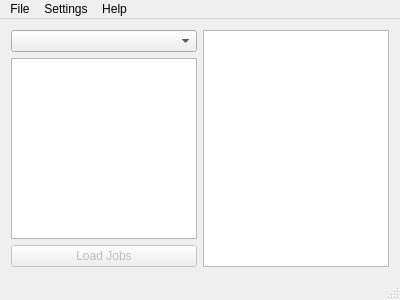
First picture: the form in sources/mainwindow.ui, repository ElanGroup/freelance-navigator, before the edit.
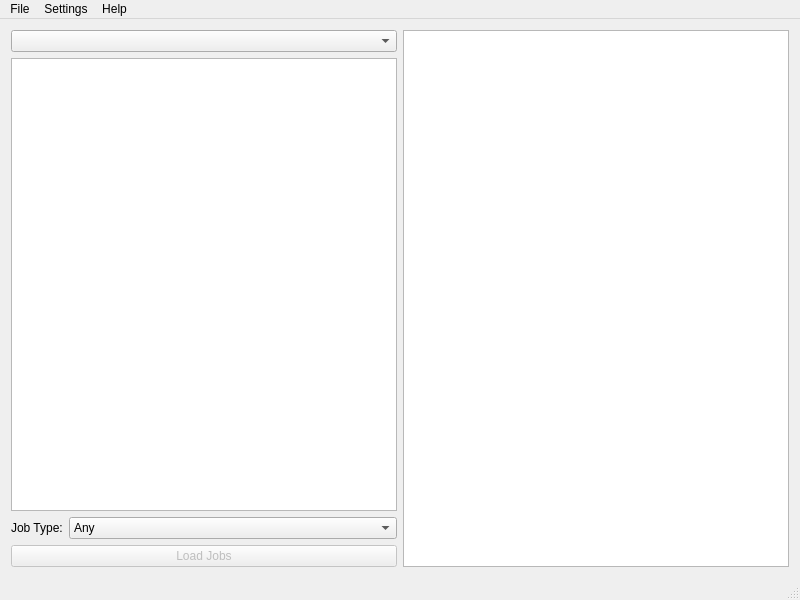
Second picture: the form after the edit.

```diff
--- a/sources/mainwindow.ui
+++ b/sources/mainwindow.ui
@@ -6,10 +6,16 @@
    <rect>
     <x>0</x>
     <y>0</y>
-    <width>400</width>
-    <height>300</height>
+    <width>800</width>
+    <height>600</height>
    </rect>
   </property>
+  <property name="minimumSize">
+   <size>
+    <width>800</width>
+    <height>600</height>
+   </size>
+  </property>
   <property name="windowTitle">
    <string>Freelance Navigator</string>
   </property>
@@ -37,6 +43,48 @@
         </property>
        </widget>
       </item>
+      <item>
+       <layout class="QHBoxLayout" name="horizontalLayout_2">
+        <item>
+         <widget class="QLabel" name="label">
+          <property name="sizePolicy">
+           <sizepolicy hsizetype="Preferred" vsizetype="Preferred">
+            <horstretch>0</horstretch>
+            <verstretch>0</verstretch>
+           </sizepolicy>
+          </property>
+          <property name="text">
+           <string>Job Type:</string>
+          </property>
+         </widget>
+        </item>
+        <item>
+         <widget class="QComboBox" name="jobTypesComboBox">
+          <property name="sizePolicy">
+           <sizepolicy hsizetype="Expanding" vsizetype="Fixed">
+            <horstretch>0</horstretch>
+            <verstretch>0</verstretch>
+           </sizepolicy>
+          </property>
+          <item>
+           <property name="text">
+            <string>Any</string>
+           </property>
+          </item>
+          <item>
+           <property name="text">
+            <string>Fixed Price</string>
+           </property>
+          </item>
+          <item>
+           <property name="text">
+            <string>Hourly</string>
+           </property>
+          </item>
+         </widget>
+        </item>
+       </layout>
+      </item>
       <item>
        <widget class="QPushButton" name="loadJobsButton">
         <property name="enabled">
@@ -59,7 +107,7 @@
     <rect>
      <x>0</x>
      <y>0</y>
-     <width>400</width>
+     <width>800</width>
      <height>26</height>
     </rect>
    </property>
```
